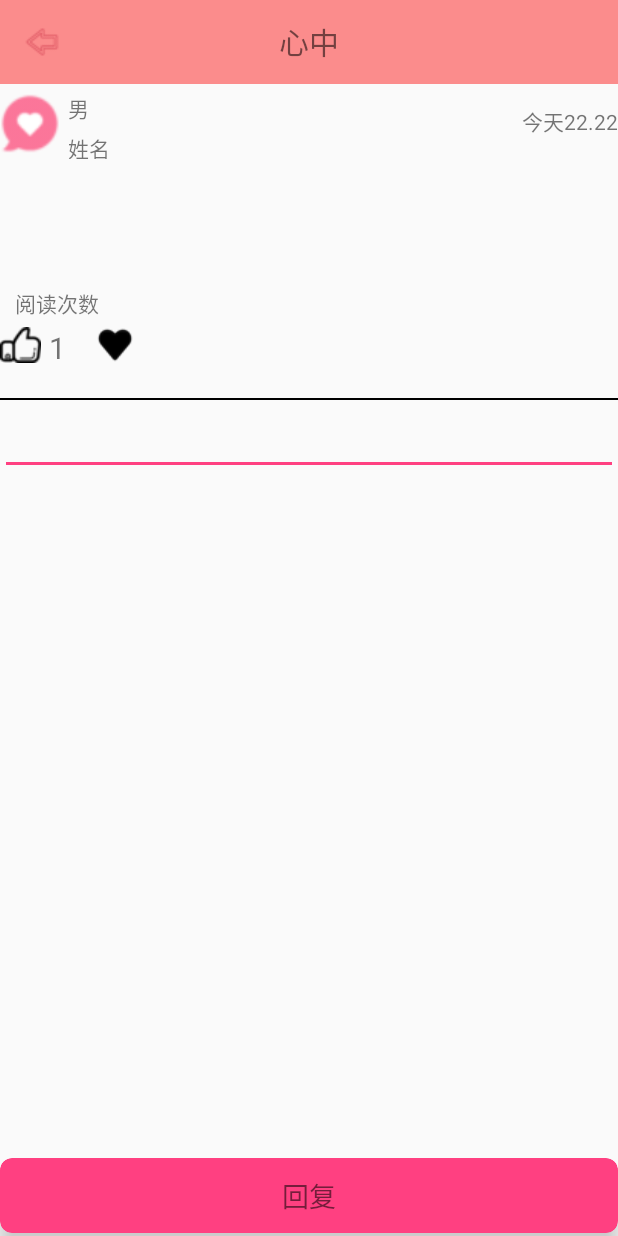
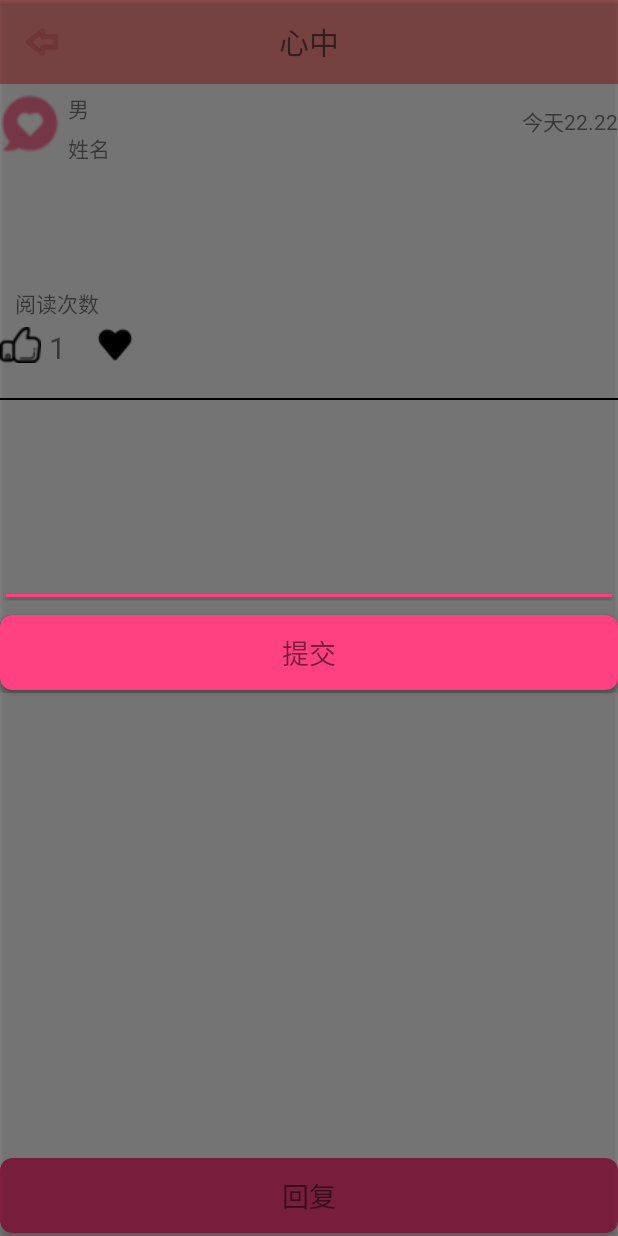
Before and after one commit to chenxuanhe77/Heart, an Android app: the CardViewActivity screen opened directly, with no data from a screen before it, after a tap on "回复", on a phone screen of 412 x 824 dp. Run offline under Robolectric (Android 15) with nearby library versions, the phone set to English and light mode, and no system bars; our stand-ins replace CircleImageView; 2 other taps on this screen came first.

Commit message:
完美解决popupwindow及上啦显示软键盘

```diff
--- a/app/src/main/java/com/example/chenxuanhe/heart/CardViewActivity.java
+++ b/app/src/main/java/com/example/chenxuanhe/heart/CardViewActivity.java
@@ -6,10 +6,17 @@ import android.os.Bundle;
 import android.support.v7.app.AppCompatActivity;
 import android.support.v7.widget.CardView;
 import android.support.v7.widget.Toolbar;
+import android.view.Gravity;
+import android.view.KeyEvent;
+import android.view.LayoutInflater;
 import android.view.View;
+import android.view.ViewGroup;
+import android.view.WindowManager;
+import android.view.inputmethod.EditorInfo;
 import android.view.inputmethod.InputMethodManager;
 import android.widget.EditText;
 import android.widget.ImageView;
+import android.widget.PopupWindow;
 import android.widget.TextView;
 import android.widget.Toast;
 
@@ -28,6 +35,8 @@ public class CardViewActivity extends AppCompatActivity {
     private TextView card_goodjob_number;
     private EditText edit_card;
     private CardView card_reply;
+    private PopupWindow mpopupWindow;
+    private CardView card_commit;
 
 
     @Override
@@ -38,13 +47,67 @@ public class CardViewActivity extends AppCompatActivity {
         setTitle();
     }
 
+    private void showPopupWindow(){
+        View content = LayoutInflater.from(CardViewActivity.this).inflate(R.layout.popuplayout,null);
+
+        card_commit = (CardView) content.findViewById(R.id.at_card_commit);
+        edit_card = (EditText) content.findViewById(R.id.at_card_edit);
+
+        edit_card.setImeOptions(EditorInfo.IME_ACTION_SEND);
+        edit_card.setOnEditorActionListener(new TextView.OnEditorActionListener() {
+            @Override
+            public boolean onEditorAction(TextView textView, int i, KeyEvent keyEvent) {
+                if(i == EditorInfo.IME_ACTION_SEND){
+                    Toast.makeText(CardViewActivity.this, "ddddddddd", Toast.LENGTH_SHORT).show();
+                    card_commit.performClick();
+                }
+                return false;
+            }
+        });
+
+
+        mpopupWindow = new PopupWindow(content, ViewGroup.LayoutParams.MATCH_PARENT,
+                ViewGroup.LayoutParams.MATCH_PARENT,true);//content是子布局，pppwindow的布局
+        mpopupWindow.setContentView(content);
+        View mainview = LayoutInflater.from(CardViewActivity.this).inflate(R.layout.activity_card_view,null);
+        //mainview才是cardview的主布局，在这个上面显示pppwindow
+        mpopupWindow.setAnimationStyle(R.style.reply_menu_enter_exit);
+        content.clearAnimation();
+
+        //防止PopupWindow被软件盘挡住
+        mpopupWindow.setSoftInputMode(PopupWindow.INPUT_METHOD_NEEDED);
+        mpopupWindow.setSoftInputMode(WindowManager.LayoutParams.SOFT_INPUT_ADJUST_RESIZE);
+
+
+        mpopupWindow.showAtLocation(mainview, Gravity.CENTER_VERTICAL,0,0);
+
+
+        card_commit.setOnClickListener(new View.OnClickListener() {
+            @Override
+            public void onClick(View view) {
+                Toast.makeText(CardViewActivity.this, "daadadadad", Toast.LENGTH_SHORT).show();
+            }
+        });
+        edit_card.setVisibility(View.VISIBLE);
+        edit_card.setFocusable(true);
+        edit_card.setFocusableInTouchMode(true);
+        edit_card.requestFocus();
+        edit_card.requestFocusFromTouch();//对应的View支持Focus，不支持在Touch模式下的Focus中也行获取焦点
+        //三句一起，在这才能显示软键盘，一般1.2局就能显示
+        InputMethodManager imm = (InputMethodManager) getSystemService(Context.INPUT_METHOD_SERVICE);
+        imm.showSoftInputFromInputMethod(edit_card.getWindowToken(), 0);
+        imm.toggleSoftInput(100, InputMethodManager.HIDE_NOT_ALWAYS);//切换软键盘的显示与隐藏
+
+    }
+
+    /**
+     * 初始化绑定card activity的控件，设置点赞，关注，回复事件
+     */
     public void init() {
         card_msg = (TextView) findViewById(R.id.at_card_msg);
         card_attention = (ImageView) findViewById(R.id.at_card_attention);
         card_goodjob = (ImageView) findViewById(R.id.at_card_goodjob);
         card_goodjob_number = (TextView) findViewById(R.id.at_goodjob_number);
-        edit_card = (EditText) findViewById(R.id.at_card_edit);
-        edit_card.setVisibility(View.GONE);
         card_reply = (CardView) findViewById(R.id.at_card_reply);
 
         Intent intent = getIntent();
@@ -69,17 +132,11 @@ public class CardViewActivity extends AppCompatActivity {
         card_reply.setOnClickListener(new View.OnClickListener() {
             @Override
             public void onClick(View view) {
-                edit_card.setVisibility(View.VISIBLE);
-                edit_card.setFocusable(true);
-                edit_card.setFocusableInTouchMode(true);
-                edit_card.requestFocus();
-                edit_card.requestFocusFromTouch();//对应的View支持Focus，不支持在Touch模式下的Focus中也行获取焦点
-                InputMethodManager imm = (InputMethodManager) getSystemService(Context.INPUT_METHOD_SERVICE);
-                imm.showSoftInput(edit_card, 0);
+                showPopupWindow();
             }
         });
 
-        edit_card.setOnFocusChangeListener(new View.OnFocusChangeListener() {
+     /*   edit_card.setOnFocusChangeListener(new View.OnFocusChangeListener() {
             @Override
             public void onFocusChange(View view, boolean b) {
                 Toast.makeText(CardViewActivity.this, "ddddddddd", Toast.LENGTH_SHORT).show();
@@ -94,11 +151,9 @@ public class CardViewActivity extends AppCompatActivity {
                     imm.toggleSoftInput(0,InputMethodManager.HIDE_NOT_ALWAYS);
                 }
             }
-        });
+        });*/
 
     }
-
-
 
 
 
--- /dev/null
+++ b/app/src/main/res/anim/reply_enter.xml
@@ -0,0 +1,20 @@
+<?xml version="1.0" encoding="utf-8"?>
+<set xmlns:android="http://schemas.android.com/apk/res/android"
+   >
+    <!--
+           始x轴坐标
+           止x轴坐标
+           始y轴坐标
+           止y轴坐标
+      -->
+
+    <translate
+        android:interpolator="@android:anim/accelerate_decelerate_interpolator"
+        android:fromXDelta="0"
+        android:fromYDelta="0%"
+        android:toXDelta="0"
+        android:toYDelta="100%"
+        android:duration="500"
+        />
+
+</set>
--- /dev/null
+++ b/app/src/main/res/anim/reply_exit.xml
@@ -0,0 +1,17 @@
+<?xml version="1.0" encoding="utf-8"?>
+<set xmlns:android="http://schemas.android.com/apk/res/android"
+    >
+    <!--
+           始x轴坐标
+           止x轴坐标
+           始y轴坐标
+           止y轴坐标
+      -->
+    <translate
+        android:interpolator="@android:anim/accelerate_decelerate_interpolator"
+        android:toXDelta="0"
+        android:toYDelta="0%"
+        android:fromXDelta="0"
+        android:fromYDelta="100%"
+        android:duration="500"/>
+</set>
--- a/app/src/main/res/layout/activity_card_view.xml
+++ b/app/src/main/res/layout/activity_card_view.xml
@@ -129,10 +129,6 @@
         android:layout_marginTop="20dp"
         android:background="#000000" />
 
-    <EditText
-        android:id="@+id/at_card_edit"
-        android:layout_width="match_parent"
-        android:layout_height="50dp" />
 
     <RelativeLayout
         android:layout_width="match_parent"
--- /dev/null
+++ b/app/src/main/res/layout/popuplayout.xml
@@ -0,0 +1,57 @@
+<?xml version="1.0" encoding="utf-8"?>
+<RelativeLayout
+    xmlns:android="http://schemas.android.com/apk/res/android"
+    android:layout_width="match_parent"
+    android:layout_height="match_parent"
+    android:layout_marginTop="50dp"
+    android:background="#66000000">
+
+    <LinearLayout
+        android:layout_width="match_parent"
+        android:layout_height="wrap_content"
+        android:orientation="vertical"
+        android:paddingBottom="2dp"
+        android:layout_centerVertical="true"
+        android:layout_alignParentStart="true">
+
+        <EditText
+            android:textColor="@color/colorAccent"
+            android:imeOptions="actionSend"
+            android:id="@+id/at_card_edit"
+            android:layout_width="match_parent"
+            android:layout_height="wrap_content" />
+
+        <android.support.v7.widget.CardView xmlns:android="http://schemas.android.com/apk/res/android"
+            xmlns:app="http://schemas.android.com/apk/res-auto"
+            android:id="@+id/at_card_commit"
+            android:layout_width="match_parent"
+            android:layout_height="50dp"
+            android:layout_alignParentBottom="true"
+            android:layout_marginBottom="2dp"
+            android:layout_marginTop="5dp"
+            android:clickable="true"
+            android:foreground="?android:attr/selectableItemBackground"
+            app:cardBackgroundColor="#FF4081"
+            app:cardCornerRadius="8dp"
+            app:cardElevation="8dp">
+
+            <LinearLayout
+                android:layout_width="match_parent"
+                android:layout_height="50dp"
+                android:orientation="horizontal">
+
+                <TextView
+                    android:layout_width="match_parent"
+                    android:layout_height="50dp"
+                    android:gravity="center"
+                    android:text="提交"
+                    android:textSize="18sp" />
+
+            </LinearLayout>
+
+
+        </android.support.v7.widget.CardView>
+
+    </LinearLayout>
+
+</RelativeLayout>
--- a/app/src/main/res/values/styles.xml
+++ b/app/src/main/res/values/styles.xml
@@ -13,4 +13,9 @@
         <item name="windowNoTitle">true</item>
     </style>
 
+    <style name="reply_menu_enter_exit" parent="@android:style/Animation.Activity">
+        <item name="android:windowEnterAnimation">@anim/reply_exit</item>
+        <item name="android:windowExitAnimation">@anim/reply_enter</item>
+    </style>
+
 </resources>
```
Also changed, not shown: app/src/main/res/drawable/reply_bg.jpg (added).
